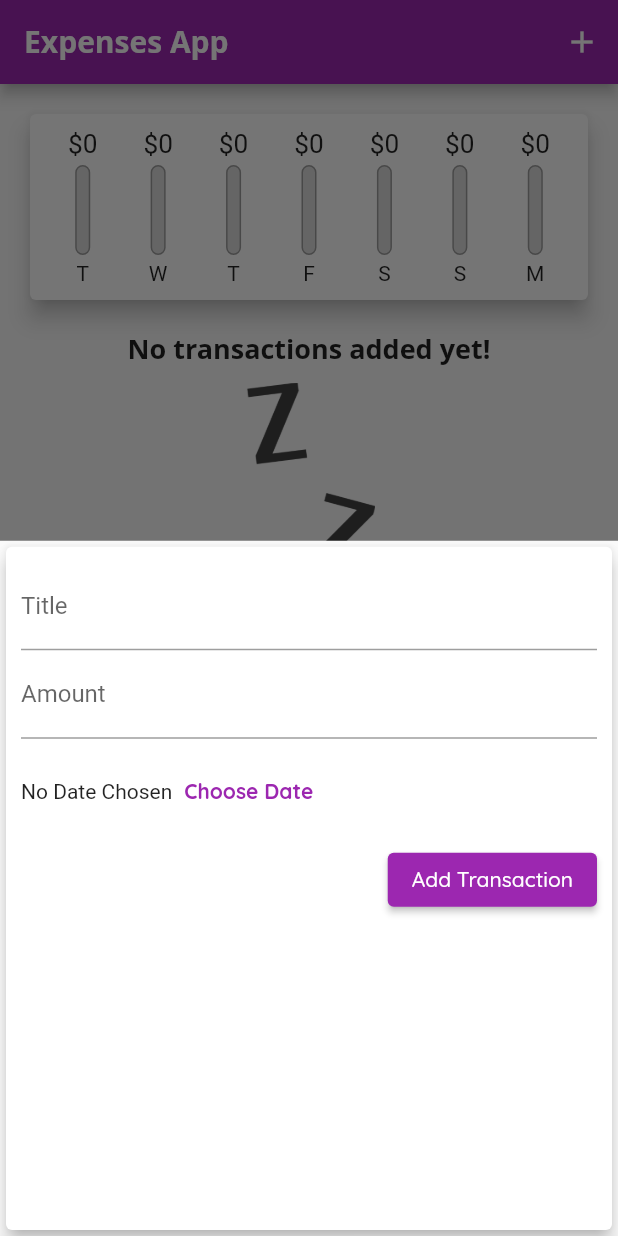
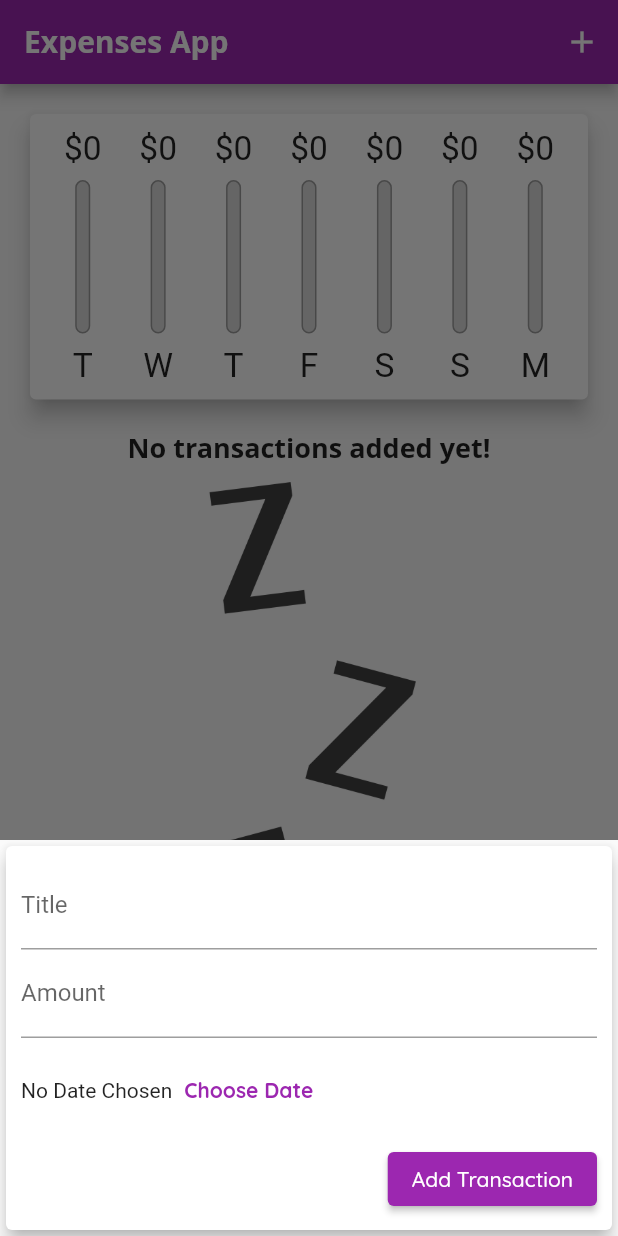
Before and after one commit to Safeheaded/expenses_app, a Flutter app: the screen it shows after launch, after a tap on the "add" icon, on a phone screen of 412 x 824 dp. Run offline on Flutter 3.47's test engine with Material 2 defaults, Android fonts, the phone set to English and light mode, and no system bars; Roboto replaces fonts that are missing (Open Sans).

```diff
--- a/lib/main.dart
+++ b/lib/main.dart
@@ -1,11 +1,18 @@
+import 'dart:io';
+
 import 'package:expenses_app/widgets/chart.dart';
 import 'package:expenses_app/widgets/new_transaction.dart';
+import 'package:flutter/cupertino.dart';
 import 'package:flutter/material.dart';
+import 'package:flutter/services.dart';
 
 import 'models/transaction.dart';
 import 'widgets/transaction_list.dart';
 
 void main() {
+  // WidgetsFlutterBinding.ensureInitialized();
+  // SystemChrome.setPreferredOrientations(
+  //     [DeviceOrientation.portraitUp, DeviceOrientation.portraitDown]);
   runApp(MyApp());
 }
 
@@ -74,6 +81,8 @@ class _MyHomePageState extends State<MyHomePage> {
     //     title: 'Weekly groceries')
   ];
 
+  bool _showCart = false;
+
   List<Transaction> get _recentTransactions {
     return _userTransactions.where((tx) {
       return tx.date.isAfter(DateTime.now().subtract(Duration(days: 7)));
@@ -88,8 +97,22 @@ class _MyHomePageState extends State<MyHomePage> {
 
   @override
   Widget build(BuildContext context) {
-    return Scaffold(
-      appBar: AppBar(
+    final mediaQuery = MediaQuery.of(context);
+    final isLandscape = mediaQuery.orientation == Orientation.landscape;
+    final PreferredSizeWidget appBar = (Platform.isIOS
+        ? CupertinoNavigationBar(
+            middle: Text('Personal Expenses'),
+            trailing: Row(
+              mainAxisSize: MainAxisSize.min,
+              children: [
+                GestureDetector(
+                  onTap: () => _starAddingNewTransaction(context),
+                  child: Icon(CupertinoIcons.add),
+                )
+              ],
+            ),
+          )
+        : AppBar(
             title: Text(
               'Expenses App',
             ),
@@ -98,19 +121,71 @@ class _MyHomePageState extends State<MyHomePage> {
                   onPressed: () => _starAddingNewTransaction(context),
                   icon: Icon(Icons.add))
             ],
+          )) as PreferredSizeWidget;
+
+    final txListWidget = Container(
+        child: TransactionList(_userTransactions, _deleteTransaction),
+        height: (mediaQuery.size.height -
+                appBar.preferredSize.height -
+                mediaQuery.padding.top) *
+            .7);
+
+    final pageBody = SafeArea(
+        child: SingleChildScrollView(
+      child: Column(crossAxisAlignment: CrossAxisAlignment.stretch, children: [
+        if (isLandscape)
+          Row(
+            mainAxisAlignment: MainAxisAlignment.center,
+            children: [
+              Text('Show Chart', style: Theme.of(context).textTheme.headline6),
+              Switch.adaptive(
+                  value: _showCart,
+                  activeColor: Theme.of(context).accentColor,
+                  onChanged: (check) {
+                    setState(() {
+                      _showCart = !_showCart;
+                    });
+                  })
+            ],
           ),
-      body: SingleChildScrollView(
-        child:
-            Column(crossAxisAlignment: CrossAxisAlignment.stretch, children: [
-          Chart(_recentTransactions),
-          Expanded(child: TransactionList(_userTransactions, _deleteTransaction))
+        if (!isLandscape)
+          Container(
+            child: Chart(_recentTransactions),
+            height: (mediaQuery.size.height -
+                    appBar.preferredSize.height -
+                    mediaQuery.padding.top) *
+                .3,
+          ),
+        if (!isLandscape) txListWidget,
+        if (isLandscape)
+          _showCart
+              ? Container(
+                  child: Chart(_recentTransactions),
+                  height: (mediaQuery.size.height -
+                          appBar.preferredSize.height -
+                          mediaQuery.padding.top) *
+                      .7,
+                )
+              : txListWidget
       ]),
-      ),
-      floatingActionButton: FloatingActionButton(
+    ));
+
+    return Platform.isIOS
+        ? CupertinoPageScaffold(
+            child: pageBody,
+            navigationBar: appBar as ObstructingPreferredSizeWidget,
+          )
+        : Scaffold(
+            appBar: appBar,
+            body: pageBody,
+            floatingActionButton: Platform.isIOS
+                ? Container()
+                : FloatingActionButton(
                     onPressed: () => _starAddingNewTransaction(context),
                     child: Icon(Icons.add),
                   ),
-      floatingActionButtonLocation: FloatingActionButtonLocation.centerFloat,
+            floatingActionButtonLocation:
+                FloatingActionButtonLocation.centerFloat,
           );
   }
 }
--- /dev/null
+++ b/lib/widgets/adaptive_button.dart
@@ -0,0 +1,33 @@
+import 'dart:io';
+
+import 'package:flutter/material.dart';
+import 'package:flutter/cupertino.dart';
+
+class AdaptiveFlatButton extends StatelessWidget {
+  final String text;
+  final VoidCallback handler;
+
+  const AdaptiveFlatButton(this.text, this.handler);
+
+  @override
+  Widget build(BuildContext context) {
+    return Platform.isIOS
+        ? CupertinoButton(
+            child: Text(
+              text,
+              style: TextStyle(
+                  color: Theme.of(context).primaryColor,
+                  fontWeight: FontWeight.bold),
+            ),
+            onPressed: handler)
+        : TextButton(
+            child: Text(
+              text,
+              style: TextStyle(
+                  color: Theme.of(context).primaryColor,
+                  fontWeight: FontWeight.bold),
+            ),
+            onPressed: handler,
+          );
+  }
+}
--- a/lib/widgets/chart_bar.dart
+++ b/lib/widgets/chart_bar.dart
@@ -9,17 +9,18 @@ class ChartBar extends StatelessWidget {
 
   @override
   Widget build(BuildContext context) {
+    return LayoutBuilder(builder: (ctx, constraints) {
       return Column(
         children: [
           Container(
-            height: 20,
+              height: constraints.maxHeight * 0.15,
               child: FittedBox(
                   child: Text('\$${spendingAmount.toStringAsFixed(0)}'))),
           SizedBox(
-          height: 4,
+            height: constraints.maxHeight * 0.05,
           ),
           Container(
-            height: 60,
+              height: constraints.maxHeight * 0.6,
               width: 10,
               child: Stack(
                 children: [
@@ -38,10 +39,14 @@ class ChartBar extends StatelessWidget {
                 ],
               )),
           SizedBox(
-          height: 4,
+            height: constraints.maxHeight * 0.05,
           ),
-        Text(label)
+          Container(
+            child: FittedBox(child: Text(label)),
+            height: constraints.maxHeight * 0.15,
+          )
         ],
       );
+    });
   }
 }
--- a/lib/widgets/new_transaction.dart
+++ b/lib/widgets/new_transaction.dart
@@ -1,3 +1,7 @@
+import 'dart:io';
+
+import 'package:expenses_app/widgets/adaptive_button.dart';
+import 'package:flutter/cupertino.dart';
 import 'package:flutter/material.dart';
 import 'package:intl/intl.dart';
 
@@ -52,10 +56,15 @@ class _NewTransactionState extends State<NewTransaction> {
 
   @override
   Widget build(BuildContext context) {
-    return Card(
+    return SingleChildScrollView(
+      child: Card(
         elevation: 5,
         child: Container(
-        padding: EdgeInsets.all(10),
+          padding: EdgeInsets.only(
+              top: 10,
+              left: 10,
+              right: 10,
+              bottom: MediaQuery.of(context).viewInsets.bottom + 10),
           child: Column(
             crossAxisAlignment: CrossAxisAlignment.end,
             children: <Widget>[
@@ -76,15 +85,7 @@ class _NewTransactionState extends State<NewTransaction> {
                     Text(_selectedDate == null
                         ? 'No Date Chosen'
                         : 'Picked date: ${DateFormat.yMd().format(_selectedDate as DateTime)}'),
-                  TextButton(
-                    child: Text(
-                      'Choose Date',
-                      style: TextStyle(
-                          color: Theme.of(context).primaryColor,
-                          fontWeight: FontWeight.bold),
-                    ),
-                    onPressed: _presentDatePicker,
-                  )
+                    AdaptiveFlatButton('Choose Date', _presentDatePicker)
                   ],
                 ),
               ),
@@ -97,6 +98,7 @@ class _NewTransactionState extends State<NewTransaction> {
             ],
           ),
         ),
+      ),
     );
   }
 }
--- a/lib/widgets/transaction_list.dart
+++ b/lib/widgets/transaction_list.dart
@@ -10,10 +10,10 @@ class TransactionList extends StatelessWidget {
 
   @override
   Widget build(BuildContext context) {
-    return Container(
-      height: 300,
-      child: _transactions.isEmpty
-          ? Column(
+    final mediaQuery = MediaQuery.of(context);
+    return _transactions.isEmpty
+        ? LayoutBuilder(builder: (context, constraints) {
+            return Column(
               children: [
                 Text('No transactions added yet!',
                     style: Theme.of(context).textTheme.headline6),
@@ -21,11 +21,12 @@ class TransactionList extends StatelessWidget {
                   height: 10,
                 ),
                 Container(
-                    height: 200,
+                    height: constraints.maxHeight * .6,
                     child: Image.asset('assets/images/waiting.png',
                         fit: BoxFit.cover))
               ],
-            )
+            );
+          })
         : ListView.builder(
             itemBuilder: (ctx, index) {
               return Card(
@@ -44,7 +45,18 @@ class TransactionList extends StatelessWidget {
                       style: Theme.of(context).textTheme.title),
                   subtitle: Text(
                       DateFormat.yMMMd().format(_transactions[index].date)),
-                    trailing: IconButton(
+                  trailing: mediaQuery.size.width > 360
+                      ? TextButton.icon(
+                          onPressed: () =>
+                              _deleteTransaction(_transactions[index].id),
+                          icon: Icon(Icons.delete,
+                              color: Theme.of(context).errorColor),
+                          label: Text(
+                            'Delete',
+                            style:
+                                TextStyle(color: Theme.of(context).errorColor),
+                          ))
+                      : IconButton(
                           onPressed: () =>
                               _deleteTransaction(_transactions[index].id),
                           icon: Icon(Icons.delete),
@@ -53,7 +65,6 @@ class TransactionList extends StatelessWidget {
               );
             },
             itemCount: _transactions.length,
-            ),
           );
   }
 }
```
Lines whose indentation alone changed are shown as unchanged.
